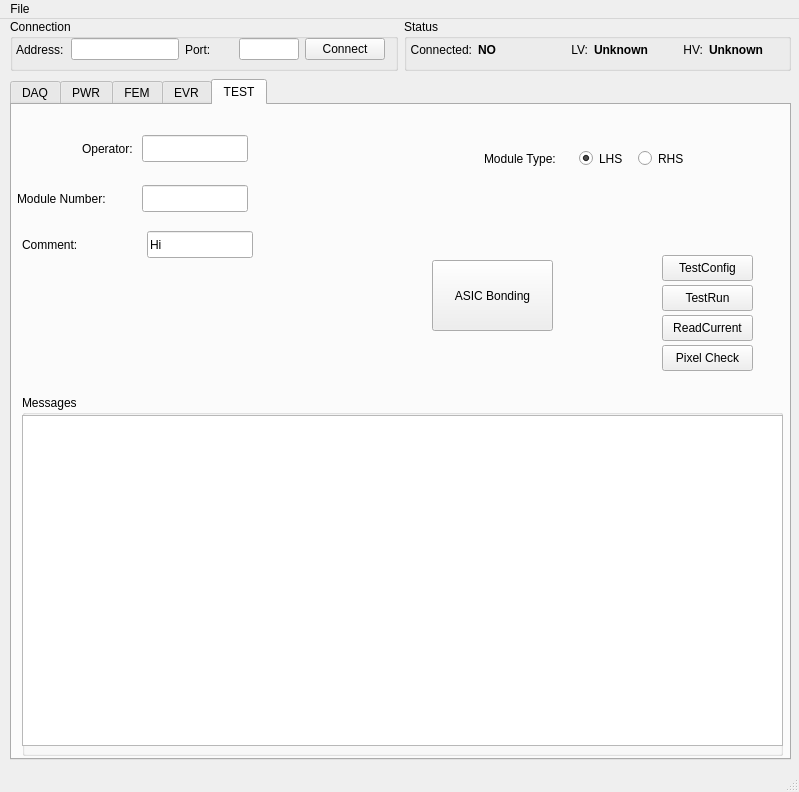
First picture: the form in python/src/LpdFemGui/LpdFemGuiMainWindow.ui, repository stfc-aeg/lpd-detector, before the edit.
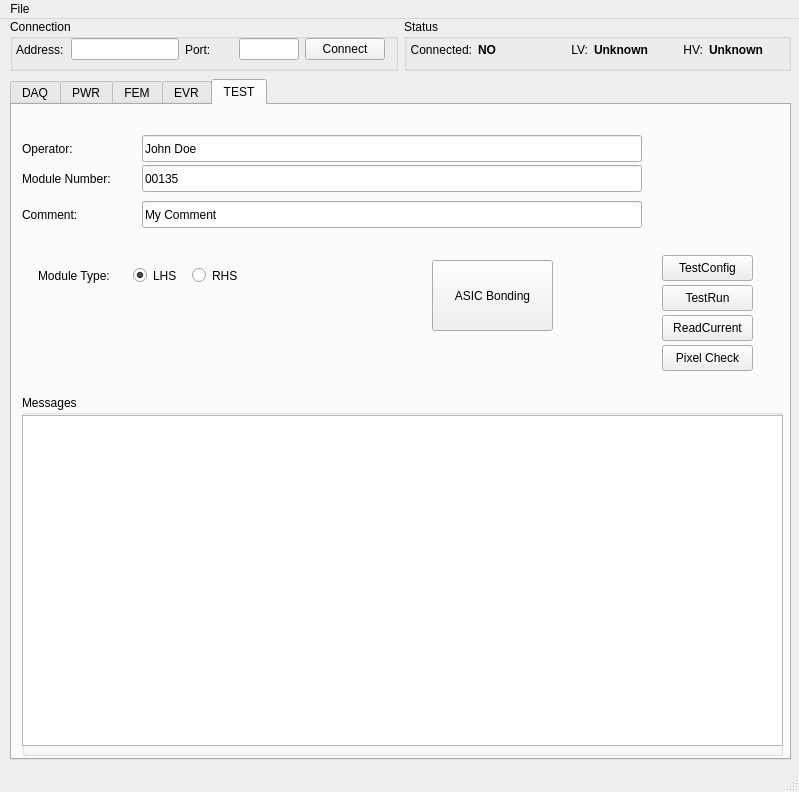
Second picture: the form after the edit.

```diff
--- a/python/src/LpdFemGui/LpdFemGuiMainWindow.ui
+++ b/python/src/LpdFemGui/LpdFemGuiMainWindow.ui
@@ -4365,9 +4365,9 @@
      <widget class="QLabel" name="operatorLabel">
       <property name="geometry">
        <rect>
-        <x>70</x>
+        <x>10</x>
         <y>24</y>
-        <width>56</width>
+        <width>121</width>
         <height>39</height>
        </rect>
       </property>
@@ -4380,12 +4380,12 @@
        <rect>
         <x>130</x>
         <y>30</y>
-        <width>106</width>
+        <width>500</width>
         <height>27</height>
        </rect>
       </property>
       <property name="sizePolicy">
-       <sizepolicy hsizetype="Fixed" vsizetype="Fixed">
+       <sizepolicy hsizetype="Ignored" vsizetype="Minimum">
         <horstretch>0</horstretch>
         <verstretch>0</verstretch>
        </sizepolicy>
@@ -4398,12 +4398,12 @@
       </property>
       <property name="maximumSize">
        <size>
-        <width>140</width>
+        <width>600</width>
         <height>16777215</height>
        </size>
       </property>
       <property name="text">
-       <string/>
+       <string>John Doe</string>
       </property>
       <property name="maxLength">
        <number>200</number>
@@ -4422,8 +4422,8 @@
       <property name="geometry">
        <rect>
         <x>130</x>
-        <y>80</y>
-        <width>106</width>
+        <y>60</y>
+        <width>500</width>
         <height>27</height>
        </rect>
       </property>
@@ -4441,12 +4441,12 @@
       </property>
       <property name="maximumSize">
        <size>
-        <width>140</width>
+        <width>600</width>
         <height>16777215</height>
        </size>
       </property>
       <property name="text">
-       <string/>
+       <string>00135</string>
       </property>
       <property name="maxLength">
        <number>200</number>
@@ -4464,8 +4464,8 @@
      <widget class="QLabel" name="moduleNumberLabel">
       <property name="geometry">
        <rect>
-        <x>5</x>
-        <y>74</y>
+        <x>10</x>
+        <y>54</y>
         <width>121</width>
         <height>39</height>
        </rect>
@@ -4478,7 +4478,7 @@
       <property name="geometry">
        <rect>
         <x>10</x>
-        <y>120</y>
+        <y>90</y>
         <width>121</width>
         <height>39</height>
        </rect>
@@ -4490,9 +4490,9 @@
      <widget class="QLineEdit" name="commentEdit">
       <property name="geometry">
        <rect>
-        <x>135</x>
-        <y>126</y>
-        <width>106</width>
+        <x>130</x>
+        <y>96</y>
+        <width>500</width>
         <height>27</height>
        </rect>
       </property>
@@ -4510,12 +4510,12 @@
       </property>
       <property name="maximumSize">
        <size>
-        <width>140</width>
+        <width>600</width>
         <height>16777215</height>
        </size>
       </property>
       <property name="text">
-       <string>Hi</string>
+       <string>My Comment</string>
       </property>
       <property name="maxLength">
        <number>200</number>
@@ -4558,8 +4558,8 @@
      <widget class="QRadioButton" name="moduleLhsSel">
       <property name="geometry">
        <rect>
-        <x>567</x>
-        <y>43</y>
+        <x>121</x>
+        <y>160</y>
         <width>55</width>
         <height>21</height>
        </rect>
@@ -4577,8 +4577,8 @@
      <widget class="QLabel" name="moduleTypeLabel">
       <property name="geometry">
        <rect>
-        <x>472</x>
-        <y>40</y>
+        <x>26</x>
+        <y>157</y>
         <width>91</width>
         <height>27</height>
        </rect>
@@ -4590,8 +4590,8 @@
      <widget class="QRadioButton" name="moduleRhsSel">
       <property name="geometry">
        <rect>
-        <x>626</x>
-        <y>43</y>
+        <x>180</x>
+        <y>160</y>
         <width>61</width>
         <height>21</height>
        </rect>
```
